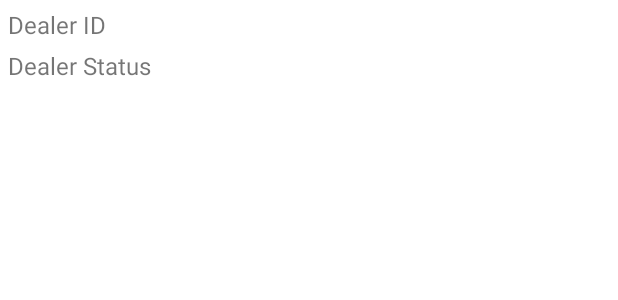
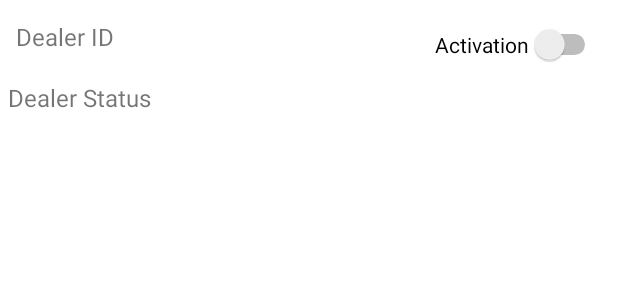
Before and after one commit to Dpellowski/Group-Project-Phase-3, an Android app: the layout dealer_item.xml on its own in the app's theme, with its tools: preview values and no code run, on a phone screen of 412 x 824 dp. Shown: the top 300 px of the screen. Run offline under Robolectric (Android 15) with nearby library versions, the phone set to English and light mode, and no system bars.

Commit message:
implemented dealer on off switch

```diff
--- a/app/src/main/java/edu/metrostate/cardealer/AddCarActivity.java
+++ b/app/src/main/java/edu/metrostate/cardealer/AddCarActivity.java
@@ -15,6 +15,6 @@ public class AddCarActivity extends AppCompatActivity {
         setContentView(R.layout.activity_add_car);
 
         Intent i = getIntent();
-        Dealer dealerObect =(Dealer)i.getSerializableExtra("DealerObject");
+        Dealer dealerObject =(Dealer)i.getSerializableExtra("DealerObject");
     }
 }
--- a/app/src/main/java/edu/metrostate/cardealer/DealerListActivity.java
+++ b/app/src/main/java/edu/metrostate/cardealer/DealerListActivity.java
@@ -30,8 +30,12 @@ public class DealerListActivity  extends AppCompatActivity{
         ListView dealerList = ((ListView)findViewById(R.id.dealer_list));
         dealerList.setAdapter(adapter);
 
-        //todo hunter or valle onHold open command intent for dealer
+        //todo onHold open command intent for dealer
+//
+
         dealerList.setOnItemClickListener(new AdapterView.OnItemClickListener() {
+
+
             @Override
             public void onItemClick(AdapterView<?> parent, View view, int position, long id) {
                 //showDialog(adapter.getItem(position));
--- a/app/src/main/res/layout/activity_dealer_list.xml
+++ b/app/src/main/res/layout/activity_dealer_list.xml
@@ -21,7 +21,8 @@
         android:id="@+id/dealer_list"
         android:layout_width="match_parent"
         android:layout_height="0dp"
-        app:layout_constraintTop_toBottomOf="@id/title"
-        app:layout_constraintBottom_toBottomOf="parent"/>
+        app:layout_constraintBottom_toBottomOf="parent"
+        app:layout_constraintEnd_toEndOf="parent"
+        app:layout_constraintTop_toBottomOf="@id/title" />
 
 </androidx.constraintlayout.widget.ConstraintLayout>
--- a/app/src/main/res/layout/dealer_item.xml
+++ b/app/src/main/res/layout/dealer_item.xml
@@ -4,16 +4,25 @@
     xmlns:tools="http://schemas.android.com/tools"
     android:layout_width="match_parent"
     android:layout_height="wrap_content"
-    android:padding="5dp">
+    android:padding="5dp"
+    android:descendantFocusability="blocksDescendants"
+    >
 
     <TextView
         android:id="@+id/dealer_id"
-        android:layout_width="match_parent"
-        android:layout_height="wrap_content"
+        android:layout_width="273dp"
+        android:layout_height="35dp"
+        android:layout_marginTop="8dp"
+        android:focusable="false"
+        android:focusableInTouchMode="false"
+
         android:text="Dealer ID"
         android:textSize="16sp"
-        tools:layout_editor_absoluteX="4dp"
-        tools:layout_editor_absoluteY="-2dp" />
+
+        app:layout_constraintEnd_toEndOf="parent"
+        app:layout_constraintHorizontal_bias="0.041"
+        app:layout_constraintStart_toStartOf="parent"
+        app:layout_constraintTop_toTopOf="parent" />
 
     <TextView
         android:id="@+id/dealer_status"
@@ -23,8 +32,26 @@
         android:layout_marginTop="5dp"
         android:text="Dealer Status"
         android:textSize="16sp"
+
+        android:focusable="false"
+        android:focusableInTouchMode= "false"
+
         app:layout_constraintTop_toBottomOf="@+id/dealer_id"
         tools:layout_editor_absoluteX="4dp" />
 
+    <Switch
+        android:id="@+id/switch_activation_status"
+        android:layout_width="wrap_content"
+        android:layout_height="wrap_content"
+        android:focusable="false"
+
+        android:focusableInTouchMode="false"
+        android:text="Activation"
+
+        app:layout_constraintBottom_toTopOf="@+id/dealer_status"
+        app:layout_constraintEnd_toEndOf="parent"
+        app:layout_constraintStart_toEndOf="@+id/dealer_id"
+        app:layout_constraintTop_toTopOf="parent" />
+
 
 </androidx.constraintlayout.widget.ConstraintLayout>
```
Also changed, not shown: app/src/main/java/edu/metrostate/cardealer/DealerAdapter.java (+19 -0 lines), app/src/main/java/edu/metrostate/cardealer/controllers/commands/Dealer_On_Off.java (added, +22 -0 lines).
